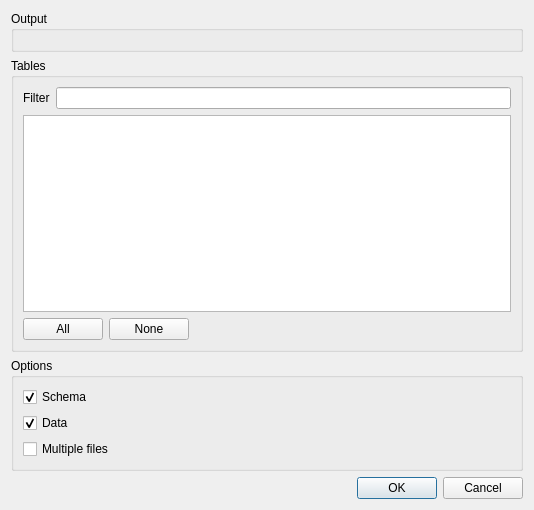
Qt form src/widget/toolmysqldumpdialog.ui (mugiseyebrows/mugi-query) before a commit.
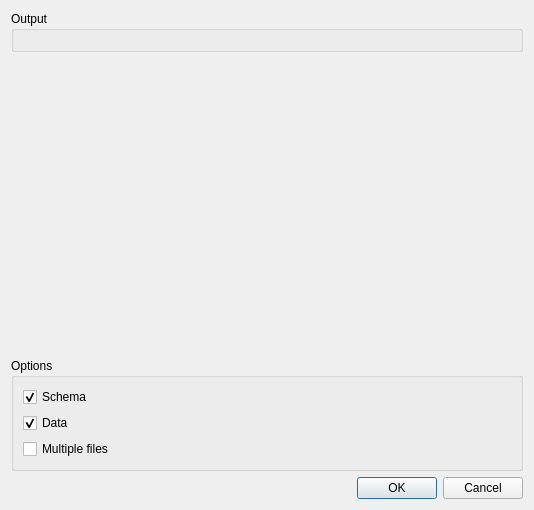
The same form after that commit. Custom widgets are drawn as their Qt base class.

```diff
--- a/src/widget/toolmysqldumpdialog.ui
+++ b/src/widget/toolmysqldumpdialog.ui
@@ -13,7 +13,7 @@
   <property name="windowTitle">
    <string>Dialog</string>
   </property>
-  <layout class="QVBoxLayout" name="verticalLayout_4">
+  <layout class="QVBoxLayout" name="verticalLayout_2" stretch="0,1,0,0">
    <item>
     <widget class="QGroupBox" name="groupBox_3">
      <property name="title">
@@ -27,68 +27,7 @@
     </widget>
    </item>
    <item>
-    <widget class="QGroupBox" name="groupBox">
-     <property name="title">
-      <string>Tables</string>
-     </property>
-     <layout class="QVBoxLayout" name="verticalLayout_2">
-      <item>
-       <layout class="QHBoxLayout" name="horizontalLayout_2">
-        <item>
-         <widget class="QLabel" name="label">
-          <property name="text">
-           <string>Filter</string>
-          </property>
-         </widget>
-        </item>
-        <item>
-         <widget class="QLineEdit" name="filter"/>
-        </item>
-       </layout>
-      </item>
-      <item>
-       <widget class="QTableView" name="tables">
-        <attribute name="horizontalHeaderVisible">
-         <bool>false</bool>
-        </attribute>
-        <attribute name="horizontalHeaderStretchLastSection">
-         <bool>true</bool>
-        </attribute>
-       </widget>
-      </item>
-      <item>
-       <layout class="QHBoxLayout" name="horizontalLayout">
-        <item>
-         <widget class="QPushButton" name="checkAll">
-          <property name="text">
-           <string>All</string>
-          </property>
-         </widget>
-        </item>
-        <item>
-         <widget class="QPushButton" name="uncheckAll">
-          <property name="text">
-           <string>None</string>
-          </property>
-         </widget>
-        </item>
-        <item>
-         <spacer name="horizontalSpacer">
-          <property name="orientation">
-           <enum>Qt::Horizontal</enum>
-          </property>
-          <property name="sizeHint" stdset="0">
-           <size>
-            <width>40</width>
-            <height>20</height>
-           </size>
-          </property>
-         </spacer>
-        </item>
-       </layout>
-      </item>
-     </layout>
-    </widget>
+    <widget class="CheckableView" name="tables" native="true"/>
    </item>
    <item>
     <widget class="QGroupBox" name="groupBox_2">
@@ -145,6 +84,12 @@
    <header>lineselect.h</header>
    <container>1</container>
   </customwidget>
+  <customwidget>
+   <class>CheckableView</class>
+   <extends>QWidget</extends>
+   <header>checkableview.h</header>
+   <container>1</container>
+  </customwidget>
  </customwidgets>
  <resources/>
  <connections>
```
Left out of the diff: 2 changed lines with no effect on the pictures.
